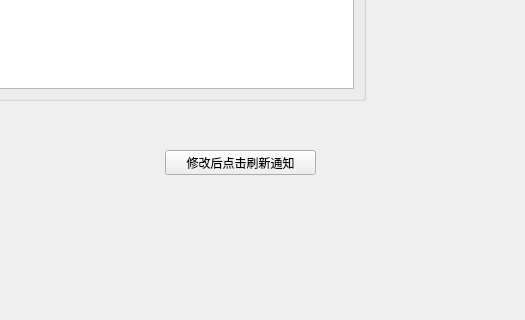
Qt form widget_notice.ui (Ruby-Dream/studysoftware) before a commit; both pictures show x 475 to 1000 and y 330 to 650 of the 1000 by 650 pixel window.
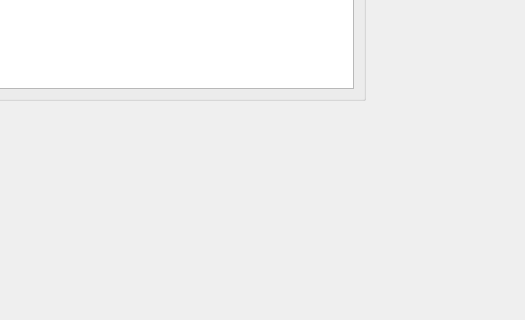
The same form after that commit.

Commit message: 修改计时器更新逻辑，数据修改后自动更新而非按钮手动点击更新

Diff of the .ui file:
```diff
--- a/widget_notice.ui
+++ b/widget_notice.ui
@@ -85,19 +85,6 @@
     </item>
    </layout>
   </widget>
-  <widget class="QPushButton" name="bt_refresh">
-   <property name="geometry">
-    <rect>
-     <x>640</x>
-     <y>480</y>
-     <width>151</width>
-     <height>25</height>
-    </rect>
-   </property>
-   <property name="text">
-    <string>修改后点击刷新通知</string>
-   </property>
-  </widget>
  </widget>
  <resources/>
  <connections/>
```
Left out of the diff: 4 changed lines with no effect on the pictures. The commit also changes 10 other files.
